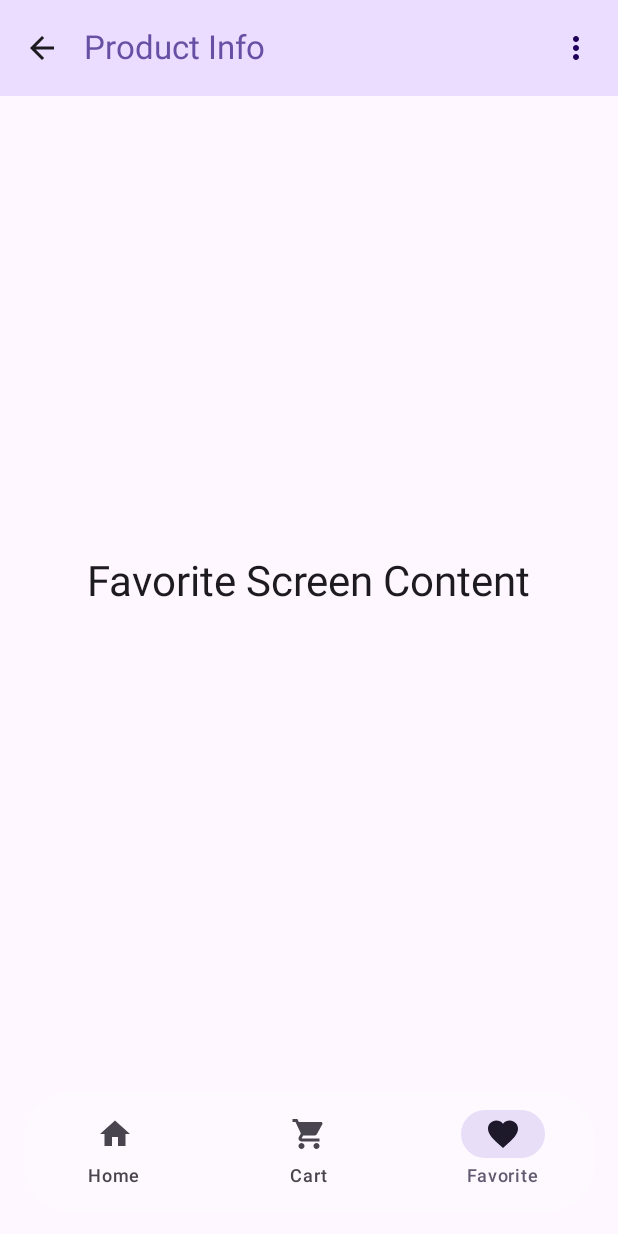
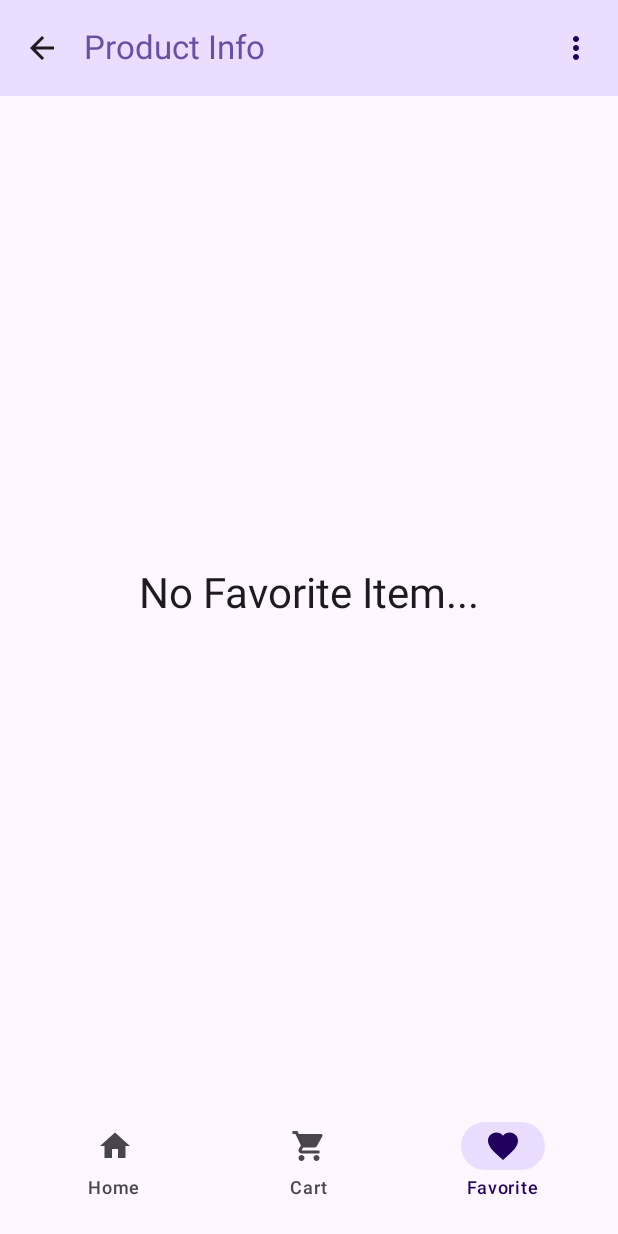
Before and after one commit to shoaib217/FetchingDataFromAPiJetpackCompose, an Android app built with Jetpack Compose: the PlaceholderScreen screen opened through its navigation route, item 3 of the bottom bar chosen, on a phone screen of 412 x 824 dp. Run offline under Robolectric (Android 15) with nearby library versions, the phone set to English and light mode, and no system bars; our stand-ins replace Dagger/Hilt's generated code; libraries missing offline, so code that uses them is left out: java.util; pictures from the network do not load.

Commit message:
[update] Implemented favorite products feature and enhanced bottom navigation bar.
This commit introduces functionality to mark products as favorites and displays them on a dedicated screen. It also enhances the visual appearance of the bottom navigation bar with a glassmorphism effect.

Key changes:
- Added `isFavorite` property to the `Product` data class.
- Implemented `markProductAsFavorite` function in `MainViewModel` to toggle the favorite status of a product.
- Created `favoriteDevice` StateFlow in `MainViewModel` to observe the list of favorite products.
- Updated `ProductRoot` composable to pass `favoriteDevice` and handle `onToggleFavorite` action.
- Updated `ProductDetailScreen` to display the favorite status and allow toggling it.
- Added a "Favorite" screen to display the list of favorite products. If no products are marked as favorite, a placeholder message is shown.
- Refactored `BottomBar` composable:
    - Implemented a glassmorphism effect with blur for Android S and above.
    - Used `MaterialTheme.colorScheme` for consistent theming of selected and unselected items.
    - Updated `selectedItemIndex` based on the current navigation route.
- Modified `ClickActions` interface to include `onAddToCart` and `onToggleFavorite` functions.
- Updated `PlaceholderScreen` to display the provided `screenName` text.

```diff
--- a/app/src/main/java/com/example/jetpackcomposepractise/MainActivity.kt
+++ b/app/src/main/java/com/example/jetpackcomposepractise/MainActivity.kt
@@ -1,5 +1,6 @@
 package com.example.jetpackcomposepractise
 
+import android.os.Build
 import android.os.Bundle
 import android.util.Log
 import androidx.activity.ComponentActivity
@@ -58,6 +59,7 @@ import androidx.compose.material3.IconButton
 import androidx.compose.material3.MaterialTheme
 import androidx.compose.material3.NavigationBar
 import androidx.compose.material3.NavigationBarItem
+import androidx.compose.material3.NavigationBarItemDefaults
 import androidx.compose.material3.OutlinedIconButton
 import androidx.compose.material3.Scaffold
 import androidx.compose.material3.SnackbarDuration
@@ -80,7 +82,10 @@ import androidx.compose.runtime.setValue
 import androidx.compose.ui.Alignment
 import androidx.compose.ui.Modifier
 import androidx.compose.ui.draw.clip
+import androidx.compose.ui.graphics.BlurEffect
 import androidx.compose.ui.graphics.Color
+import androidx.compose.ui.graphics.TileMode
+import androidx.compose.ui.graphics.graphicsLayer
 import androidx.compose.ui.graphics.vector.ImageVector
 import androidx.compose.ui.layout.ContentScale
 import androidx.compose.ui.text.TextStyle
@@ -125,11 +130,12 @@ class MainActivity : ComponentActivity() {
 
                 val devices by mainViewModel.devices.collectAsState()
                 val deviceList by mainViewModel.deviceList.collectAsState()
+                val favoriteDevice by mainViewModel.favoriteDevice.collectAsState()
                 val categoryList by
                 mainViewModel.categoryList.collectAsState()
 
 
-                ProductRoot(devices, deviceList, categoryList, object : ClickActions {
+                ProductRoot(devices, deviceList, categoryList,favoriteDevice, object : ClickActions {
                     override fun filterProductByCategory(category: String) {
                         mainViewModel.filterProductByCategory(category)
                     }
@@ -140,6 +146,14 @@ class MainActivity : ComponentActivity() {
 
                     override fun onDismiss() {
                         this@MainActivity.onDismiss()
+                    }
+
+                    override fun onAddToCart(productId: Int) {
+                        TODO("Not yet implemented")
+                    }
+
+                    override fun onToggleFavorite(productId: Int) {
+                        mainViewModel.markProductAsFavorite(productId)
                     }
                 })
 
@@ -171,6 +185,7 @@ fun ProductRoot(
     devices: UiState,
     deviceList: List<Product>?,
     categoryList: ArrayList<String>?,
+    favoriteDevice: List<Product>?,
     clickActions: ClickActions,
 ) {
     var selectedFilter by remember { mutableStateOf<Filter?>(null) }
@@ -189,6 +204,17 @@ fun ProductRoot(
         mutableStateOf(false)
     }
 
+    when(backStackEntry?.destination?.route) {
+        PRODUCT_SCREEN ->{
+            selectedItemIndex = 0
+        }
+        CART_SCREEN ->{
+            selectedItemIndex = 1
+        }
+        FAVORITE_SCREEN ->{
+            selectedItemIndex = 2
+        }
+    }
     val showBottomBar = backStackEntry?.destination?.route == PRODUCT_SCREEN
             || backStackEntry?.destination?.route == CART_SCREEN
             || backStackEntry?.destination?.route == FAVORITE_SCREEN
@@ -325,7 +351,8 @@ fun ProductRoot(
                 }
                 selectedProduct?.let { product ->
                     ProductDetailScreen(
-                        product
+                        product,
+                        clickActions
                     )
                 }
             }
@@ -333,7 +360,12 @@ fun ProductRoot(
                 PlaceholderScreen(screenName = "Cart")
             }
             composable(FAVORITE_SCREEN) {
-                PlaceholderScreen(screenName = "Favorite")
+                if (favoriteDevice.isNullOrEmpty()) {
+                PlaceholderScreen(screenName = "No Favorite Item...")
+                } else {
+                    ShowDeviceList(navController, favoriteDevice)
+                }
+
             }
         }
     }
@@ -346,7 +378,7 @@ fun PlaceholderScreen(screenName: String) {
         modifier = Modifier.fillMaxSize(),
         contentAlignment = Alignment.Center
     ) {
-        Text(text = "$screenName Screen Content", style = MaterialTheme.typography.headlineMedium)
+        Text(text = screenName, style = MaterialTheme.typography.headlineMedium)
     }
 }
 
@@ -438,16 +470,12 @@ fun ExitDialog(
     )
 }
 
-interface ProductDetailActions {
-    fun onAddToCart(productId: Int)
-    fun onToggleFavorite(productId: Int)
-}
 
 @OptIn(ExperimentalMaterial3Api::class) // For Card and other Material 3 components
 @Composable
 fun ProductDetailScreen(
     product: Product,
-    actions: ProductDetailActions? = null, // Optional actions
+    actions: ClickActions, // Optional actions
 ) {
     Log.d(TAG, "ProductDetailScreen for: ${product.title}")
 
@@ -529,7 +557,7 @@ fun ProductDetailScreen(
                 horizontalArrangement = Arrangement.spacedBy(12.dp)
             ) {
                 Button(
-                    onClick = { actions?.onAddToCart(product.id) },
+                    onClick = { actions.onAddToCart(product.id) },
                     modifier = Modifier.weight(1f),
                     enabled = product.stock > 0 // Disable if out of stock
                 ) {
@@ -543,7 +571,11 @@ fun ProductDetailScreen(
                     onClick = { actions?.onToggleFavorite(product.id) },
                     // border = BorderStroke(1.dp, MaterialTheme.colorScheme.outline) // Default outline
                 ) {
-                    Icon(Icons.Filled.FavoriteBorder, contentDescription = "Favorite", tint = MaterialTheme.colorScheme.primary)
+                    if (product.isFavorite) {
+                        Icon(Icons.Filled.Favorite, contentDescription = "Favorite", tint = MaterialTheme.colorScheme.primary)
+                    } else {
+                        Icon(Icons.Filled.FavoriteBorder, contentDescription = "Favorite", tint = MaterialTheme.colorScheme.primary)
+                    }
                 }
             }
         }
@@ -866,41 +898,100 @@ interface ClickActions {
 
     fun onDismiss()
 
+    fun onAddToCart(productId: Int)
+    fun onToggleFavorite(productId: Int)
+
 }
+
 
 @Composable
 fun BottomBar(
     navItems: List<BottomNavItem>,
     selectedItemIndex: Int,
     onItemSelected: (Int, String) -> Unit,
+    modifier: Modifier = Modifier, // Allow passing an external modifier
 ) {
+    // This outer Box handles the overall positioning (floating effect) and padding.
     Box(
-        modifier = Modifier
+        modifier = modifier // Apply external modifier first
             .fillMaxWidth()
-            .padding(16.dp),
+            .padding(horizontal = 16.dp, vertical = 8.dp), // Padding for the floating effect
         contentAlignment = Alignment.BottomCenter
     ) {
+        // --- Blur Modifier Definition ---
+        // This modifier is created once and reused.
+        // It's conditional on the API level.
+        val blurModifier = if (Build.VERSION.SDK_INT >= Build.VERSION_CODES.S) {
+            Modifier.graphicsLayer {
+                renderEffect = BlurEffect(
+                    radiusX = 20f,
+                    radiusY = 20f,
+                    edgeTreatment = TileMode.Decal
+                )
+                // Ensure the layer itself is clipped to prevent blur bleeding outside the shape.
+                clip = true
+            }
+        } else {
+            Modifier // Empty modifier for older versions (no blur)
+        }
 
-
+        // --- Blurred Background Surface ---
+        // This Box provides the themed, clipped, and conditionally blurred surface.
+        // Its height matches the standard NavigationBar height.
         Box(
             modifier = Modifier
                 .fillMaxWidth()
-                .clip(RoundedCornerShape(32.dp))
-                .background(Color.White.copy(alpha = 0.2f))
+                .clip(RoundedCornerShape(32.dp)) // Defines the shape of the glass
+                .background(
+                    // Use a semantic color from the theme for the glass background.
+                    // Adjust alpha for desired translucency.
+                    color = MaterialTheme.colorScheme.surfaceVariant.copy(alpha = 0.75f)
+                )
+                .then(blurModifier) // Apply the blur effect to this background surface
+        )
+        // This Box is intentionally empty; its background IS the visual content that gets blurred.
+        // The blur effect applies to what's visually BEHIND this Box in the UI hierarchy.
+
+        // --- NavigationBar on Top ---
+        // This sits visually on top of the blurred background surface.
+        NavigationBar(
+            modifier = Modifier
+                .fillMaxWidth()
+                // Clip the NavigationBar to the same shape as the background for visual consistency.
+                .clip(RoundedCornerShape(32.dp)),
+            // Container color is transparent to let the blurred background Box show through.
+            containerColor = Color.Transparent,
+            // Tonal elevation is not needed here as the visual effect is achieved by the background Box.
+            tonalElevation = 0.dp
         ) {
-            NavigationBar(
-                modifier = Modifier.fillMaxWidth(),
-                containerColor = Color.Transparent,
-                tonalElevation = 0.dp
-            ) {
-                navItems.forEachIndexed { index, item ->
-                    NavigationBarItem(
-                        selected = selectedItemIndex == index,
-                        onClick = { onItemSelected(index, item.route) },
-                        icon = { Icon(item.icon, contentDescription = item.label) },
-                        label = { Text(text = item.label) }
+            navItems.forEachIndexed { index, item ->
+                val isSelected = selectedItemIndex == index
+                NavigationBarItem(
+                    selected = isSelected,
+                    onClick = { onItemSelected(index, item.route) },
+                    icon = {
+                        Icon(
+                            imageVector = item.icon,
+                            contentDescription = item.label
+                            // Icon tint is handled by NavigationBarItemDefaults based on selection state
+                        )
+                    },
+                    label = {
+                        Text(
+                            text = item.label
+                            // Text color is handled by NavigationBarItemDefaults
+                        )
+                    },
+                    // Use semantic theme colors for selected and unselected states.
+                    colors = NavigationBarItemDefaults.colors(
+                        selectedIconColor = MaterialTheme.colorScheme.onPrimaryContainer,
+                        selectedTextColor = MaterialTheme.colorScheme.onPrimaryContainer,
+                        indicatorColor = MaterialTheme.colorScheme.primaryContainer,
+                        unselectedIconColor = MaterialTheme.colorScheme.onSurfaceVariant,
+                        unselectedTextColor = MaterialTheme.colorScheme.onSurfaceVariant
                     )
-                }
+                    // alwaysShowLabel = true // Consider if labels should always be visible or only for selected
+                )
             }
         }
     }
--- a/app/src/main/java/com/example/jetpackcomposepractise/data/model/Product.kt
+++ b/app/src/main/java/com/example/jetpackcomposepractise/data/model/Product.kt
@@ -11,5 +11,6 @@ data class Product(
     val rating: Double,
     val stock: Int,
     val thumbnail: String,
-    val title: String?
+    val title: String?,
+    var isFavorite: Boolean= false
 )
--- a/app/src/main/java/com/example/jetpackcomposepractise/ui/viewmodel/MainViewModel.kt
+++ b/app/src/main/java/com/example/jetpackcomposepractise/ui/viewmodel/MainViewModel.kt
@@ -11,7 +11,10 @@ import dagger.hilt.android.lifecycle.HiltViewModel
 import jakarta.inject.Inject
 import kotlinx.coroutines.delay
 import kotlinx.coroutines.flow.MutableStateFlow
+import kotlinx.coroutines.flow.SharingStarted
 import kotlinx.coroutines.flow.StateFlow
+import kotlinx.coroutines.flow.map
+import kotlinx.coroutines.flow.stateIn
 import kotlinx.coroutines.launch
 
 @HiltViewModel
@@ -23,6 +26,16 @@ class MainViewModel @Inject constructor(
     val devices: StateFlow<UiState> = _devices
     private var _deviceList = MutableStateFlow<List<Product>?>(null)
     val deviceList: StateFlow<List<Product>?> = _deviceList
+
+    // Correct way to derive favoriteDevice StateFlow
+    val favoriteDevice: StateFlow<List<Product>?> = deviceList.map { list ->
+        list?.filter { it.isFavorite }
+    }.stateIn(
+        scope = viewModelScope,
+        started = SharingStarted.WhileSubscribed(5000), // Or Lazily, Eagerly
+        initialValue = null // Or derive from current _deviceList.value if needed
+    )
+
     private var _categoryList = MutableStateFlow<ArrayList<String>?>(null)
     val categoryList: StateFlow<ArrayList<String>?> = _categoryList
     private var categoryDeviceList: List<Product>? = null
@@ -111,6 +124,20 @@ class MainViewModel @Inject constructor(
         }
 
     }
+
+    fun markProductAsFavorite(productId: Int) {
+        val currentList = _deviceList.value ?: return // If list is null, do nothing
+
+        val updatedList = currentList.map { product ->
+            if (product.id == productId) {
+                // Create a new product instance with the toggled favorite status
+                product.copy(isFavorite = !product.isFavorite)
+            } else {
+                product // Return the same product instance if it's not the one we're looking for
+            }
+        }
+        _deviceList.value = updatedList
+    }
 }
 
 sealed class UiState {
```
